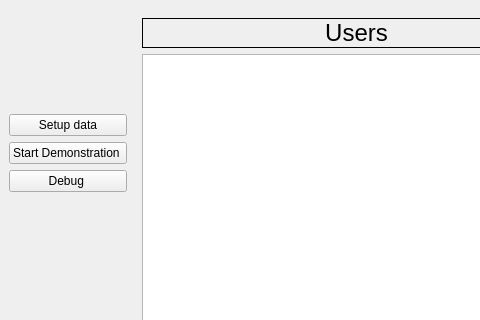
First picture: the form in mainwindow.ui, repository Dunkeshon/exam_oop_2019, before the edit; both pictures show x 0 to 480 and y 0 to 320 of the 589 by 406 pixel window.
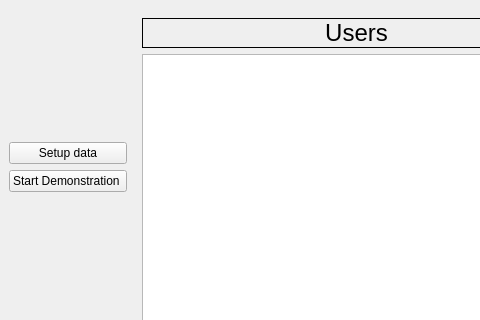
Second picture: the form after the edit.

Patch:
```diff
--- a/mainwindow.ui
+++ b/mainwindow.ui
@@ -44,13 +44,6 @@
         </property>
        </widget>
       </item>
-      <item>
-       <widget class="QPushButton" name="pushButton">
-        <property name="text">
-         <string>Debug </string>
-        </property>
-       </widget>
-      </item>
      </layout>
     </item>
     <item row="0" column="1" rowspan="2">
```
